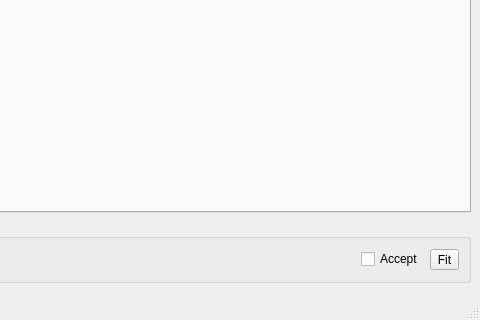
Old version of the form ephys/mPSCDetectWindow.ui in the repository ctigaret/scipyen; both pictures show x 328 to 808 and y 417 to 737 of the 808 by 737 pixel window.
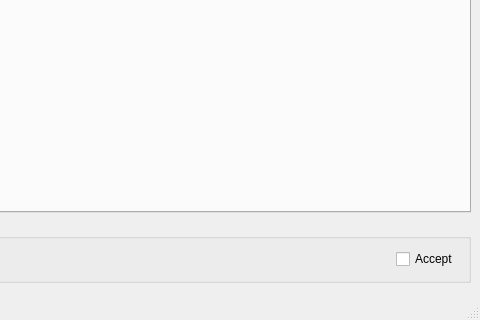
New version of the form. Icons and pictures are not drawn. Custom widgets are drawn as their Qt base class.

```diff
--- a/ephys/mPSCDetectWindow.ui
+++ b/ephys/mPSCDetectWindow.ui
@@ -634,16 +634,6 @@
            </property>
           </widget>
          </item>
-         <item>
-          <widget class="QToolButton" name="refitWaveToolButton">
-           <property name="text">
-            <string>Fit</string>
-           </property>
-           <property name="icon">
-            <iconset theme="labplot-xy-fit-curve"/>
-           </property>
-          </widget>
-         </item>
         </layout>
        </item>
       </layout>
```
